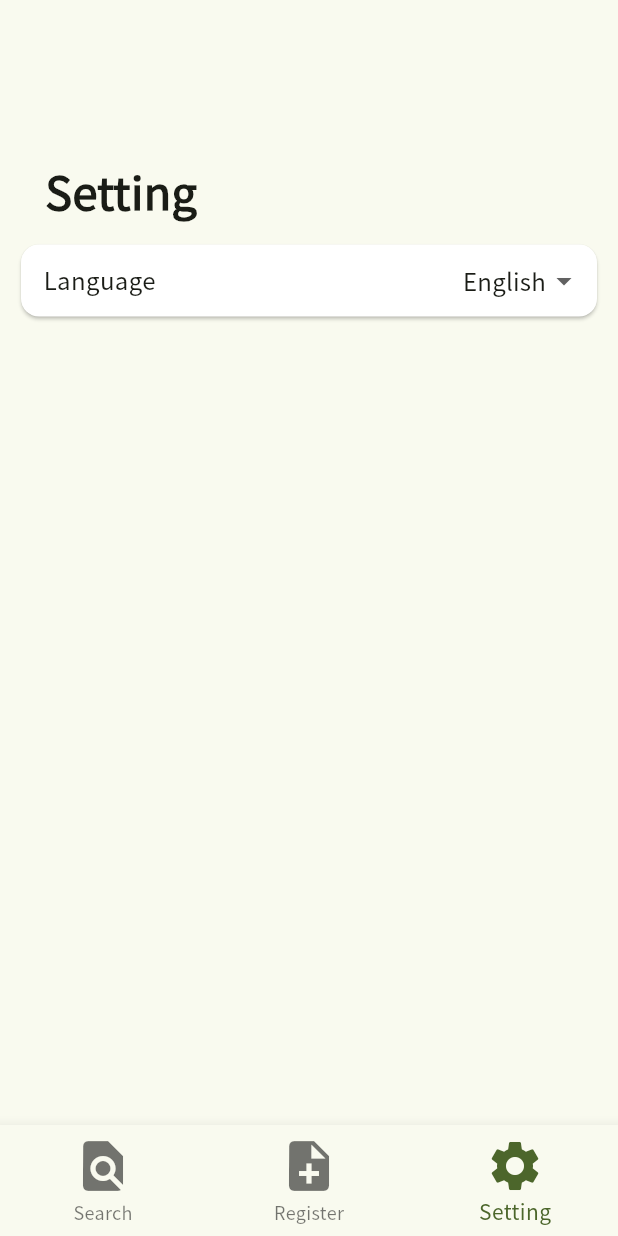
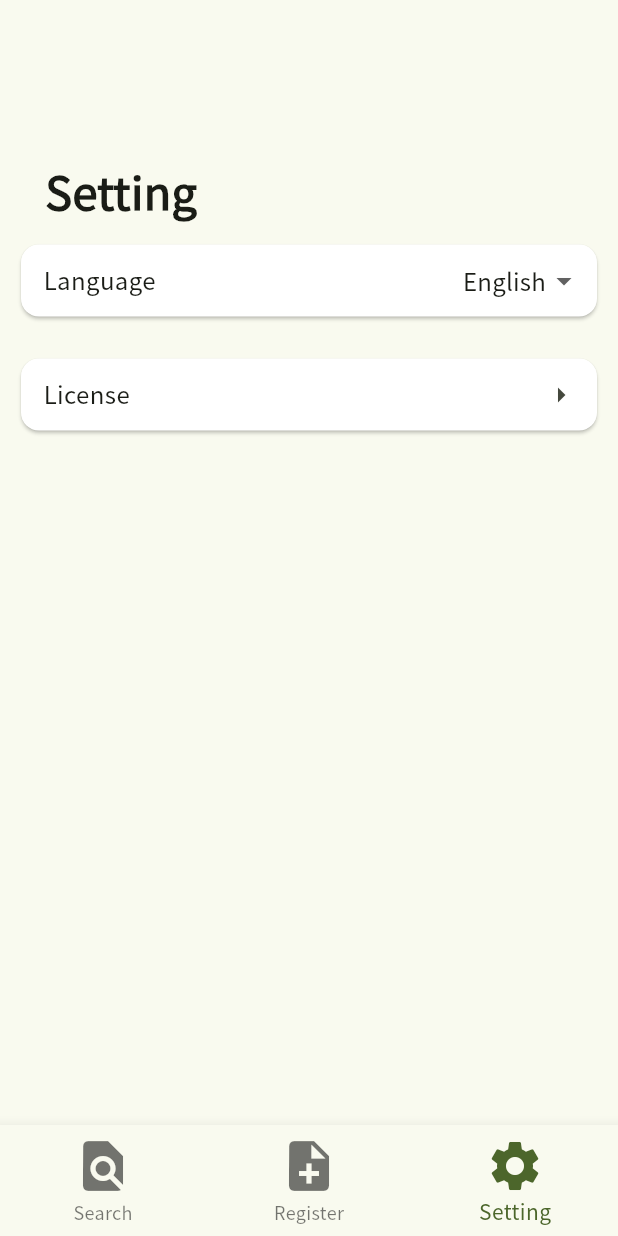
Before and after one commit to usatyo/sugomori, a Flutter app: the screen it shows after launch, item 3 of the bottom bar chosen, on a phone screen of 412 x 824 dp. Run offline on Flutter 3.47's test engine with Material 3 defaults, Android fonts, the phone set to English and light mode, and no system bars; our stand-ins replace connectivity_plus, flutter_riverpod, google_fonts, shared_preferences, youtube_player_iframe; missing offline and left inert: flutter_scroll_shadow.

Commit message:
add license page

```diff
--- /dev/null
+++ b/frontend/lib/components/setting/license_setting.dart
@@ -0,0 +1,43 @@
+import 'package:flutter/material.dart';
+import 'package:frontend/l10n/app_localizations.dart';
+
+class LicenseSetting extends StatelessWidget {
+  const LicenseSetting({super.key});
+
+  void onPressed(BuildContext context) {
+    showLicensePage(
+      context: context,
+      applicationName: 'sugomori',
+      applicationVersion: '1.0.0',
+    );
+  }
+
+  @override
+  Widget build(BuildContext context) {
+    return Card(
+      color: Colors.white,
+      child: Column(
+        children: [
+          Padding(
+            padding: EdgeInsets.only(left: 15),
+            child: Row(
+              children: [
+                Text(
+                  AppLocalizations.of(context)!.setting_license,
+                  style: TextStyle(fontSize: 16),
+                ),
+                Expanded(child: SizedBox.shrink()),
+                IconButton(
+                  onPressed: () {
+                    onPressed(context);
+                  },
+                  icon: Icon(Icons.arrow_right),
+                ),
+              ],
+            ),
+          ),
+        ],
+      ),
+    );
+  }
+}
--- a/frontend/lib/l10n/app_localizations.dart
+++ b/frontend/lib/l10n/app_localizations.dart
@@ -195,6 +195,12 @@ abstract class AppLocalizations {
   /// **'Language'**
   String get setting_language;
 
+  /// No description provided for @setting_license.
+  ///
+  /// In en, this message translates to:
+  /// **'License'**
+  String get setting_license;
+
   /// No description provided for @message_video_not_found.
   ///
   /// In en, this message translates to:
--- a/frontend/lib/l10n/app_localizations_en.dart
+++ b/frontend/lib/l10n/app_localizations_en.dart
@@ -57,6 +57,9 @@ class AppLocalizationsEn extends AppLocalizations {
   String get setting_language => 'Language';
 
   @override
+  String get setting_license => 'License';
+
+  @override
   String get message_video_not_found => 'No videos found';
 
   @override
--- a/frontend/lib/l10n/app_localizations_ja.dart
+++ b/frontend/lib/l10n/app_localizations_ja.dart
@@ -57,6 +57,9 @@ class AppLocalizationsJa extends AppLocalizations {
   String get setting_language => '言語';
 
   @override
+  String get setting_license => 'ライセンス';
+
+  @override
   String get message_video_not_found => '動画が見つかりませんでした';
 
   @override
--- a/frontend/lib/l10n/app_localizations_ko.dart
+++ b/frontend/lib/l10n/app_localizations_ko.dart
@@ -57,6 +57,9 @@ class AppLocalizationsKo extends AppLocalizations {
   String get setting_language => '언어';
 
   @override
+  String get setting_license => '라이센스';
+
+  @override
   String get message_video_not_found => '동영상을 찾을 수 없습니다';
 
   @override
--- a/frontend/lib/l10n/app_localizations_zh.dart
+++ b/frontend/lib/l10n/app_localizations_zh.dart
@@ -57,6 +57,9 @@ class AppLocalizationsZh extends AppLocalizations {
   String get setting_language => '语言';
 
   @override
+  String get setting_license => '许可证';
+
+  @override
   String get message_video_not_found => '未找到相关视频';
 
   @override
--- a/frontend/lib/pages/setting_page.dart
+++ b/frontend/lib/pages/setting_page.dart
@@ -1,5 +1,6 @@
 import 'package:flutter/material.dart';
 import 'package:frontend/components/setting/general_setting.dart';
+import 'package:frontend/components/setting/license_setting.dart';
 import 'package:frontend/l10n/app_localizations.dart';
 
 class SettingPage extends StatelessWidget {
@@ -23,6 +24,11 @@ class SettingPage extends StatelessWidget {
           alignment: Alignment.center,
           child: GeneralSetting(),
         ),
+        Container(
+          padding: EdgeInsets.all(10),
+          alignment: Alignment.center,
+          child: LicenseSetting(),
+        ),
         Expanded(child: Container()),
       ],
     );
```
Also changed, not shown: frontend/lib/l10n/app_en.arb (+23 -1 lines), frontend/lib/l10n/app_ja.arb (+23 -1 lines), frontend/lib/l10n/app_ko.arb (+23 -1 lines), frontend/lib/l10n/app_zh.arb (+23 -1 lines).
